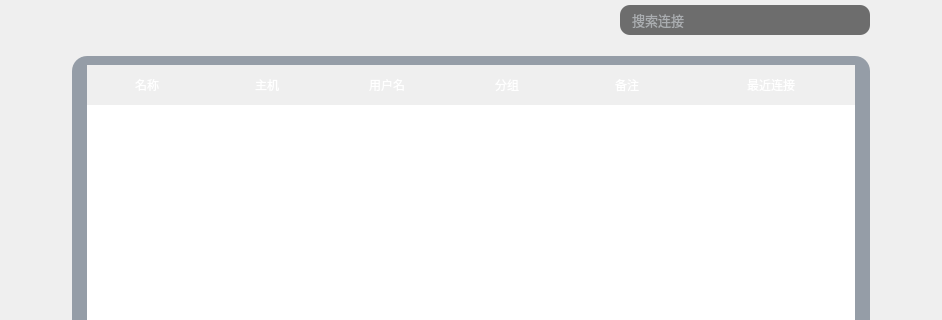
Above: module_historyconnect/historyconnectwidget.ui from HuaGouFdog/Fdog-Kit before the change; both pictures show x 0 to 942 and y 0 to 320 of the 942 by 524 pixel window. Below: the same form after it.
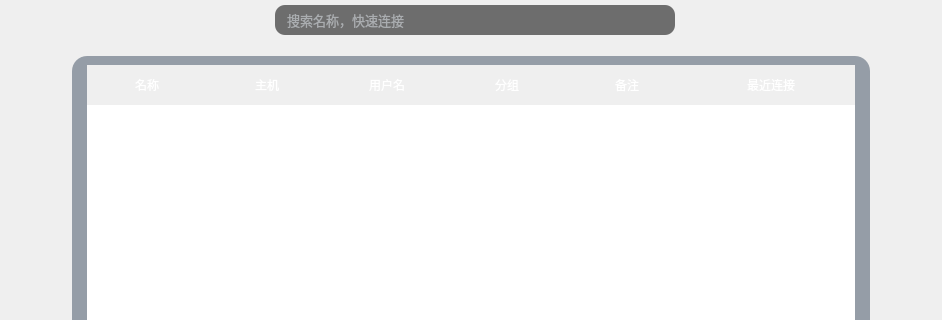
That is the form after the change.

Commit message: ssh模块：终端新增设置选项，可直接跳转到终端设置，快速连接新增搜索选中连接

Patch:
```diff
--- a/module_historyconnect/historyconnectwidget.ui
+++ b/module_historyconnect/historyconnectwidget.ui
@@ -80,13 +80,13 @@
           <widget class="QLineEdit" name="lineEdit_find">
            <property name="minimumSize">
             <size>
-             <width>250</width>
+             <width>400</width>
              <height>30</height>
             </size>
            </property>
            <property name="maximumSize">
             <size>
-             <width>250</width>
+             <width>400</width>
              <height>30</height>
             </size>
            </property>
@@ -109,10 +109,23 @@
 }</string>
            </property>
            <property name="placeholderText">
-            <string>搜索连接</string>
+            <string>搜索名称，快速连接</string>
            </property>
           </widget>
          </item>
+         <item>
+          <spacer name="horizontalSpacer_5">
+           <property name="orientation">
+            <enum>Qt::Horizontal</enum>
+           </property>
+           <property name="sizeHint" stdset="0">
+            <size>
+             <width>397</width>
+             <height>20</height>
+            </size>
+           </property>
+          </spacer>
+         </item>
         </layout>
        </widget>
       </item>
```
Left out of the diff: 8 changed lines with no effect on the pictures. The commit also changes 6 other files.
